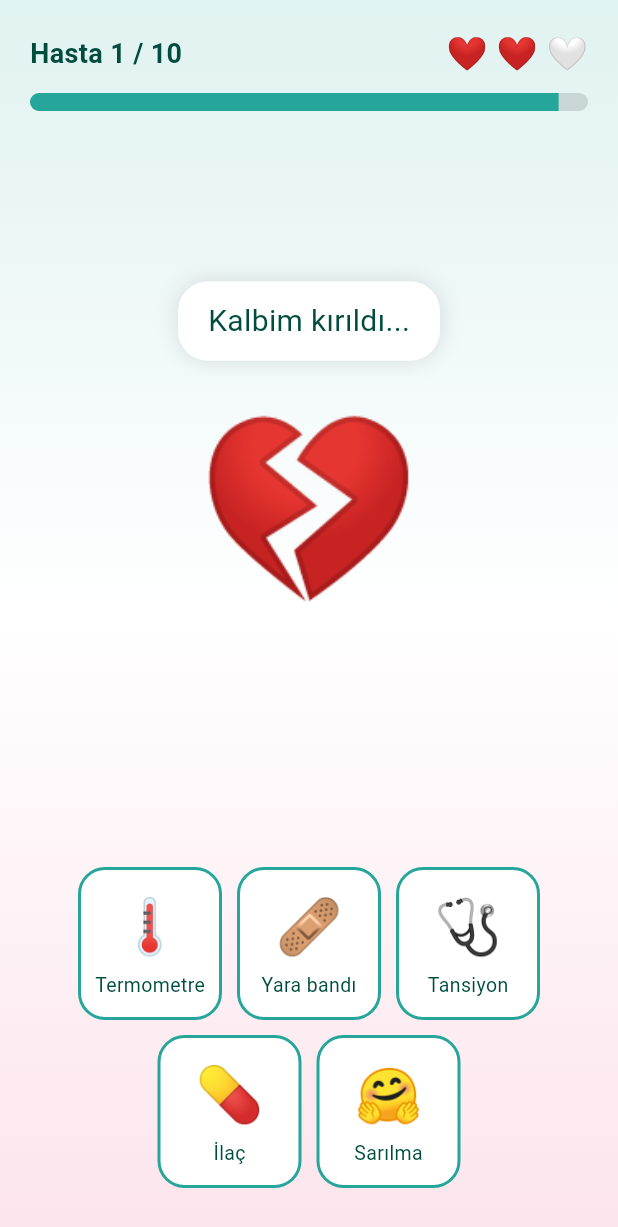
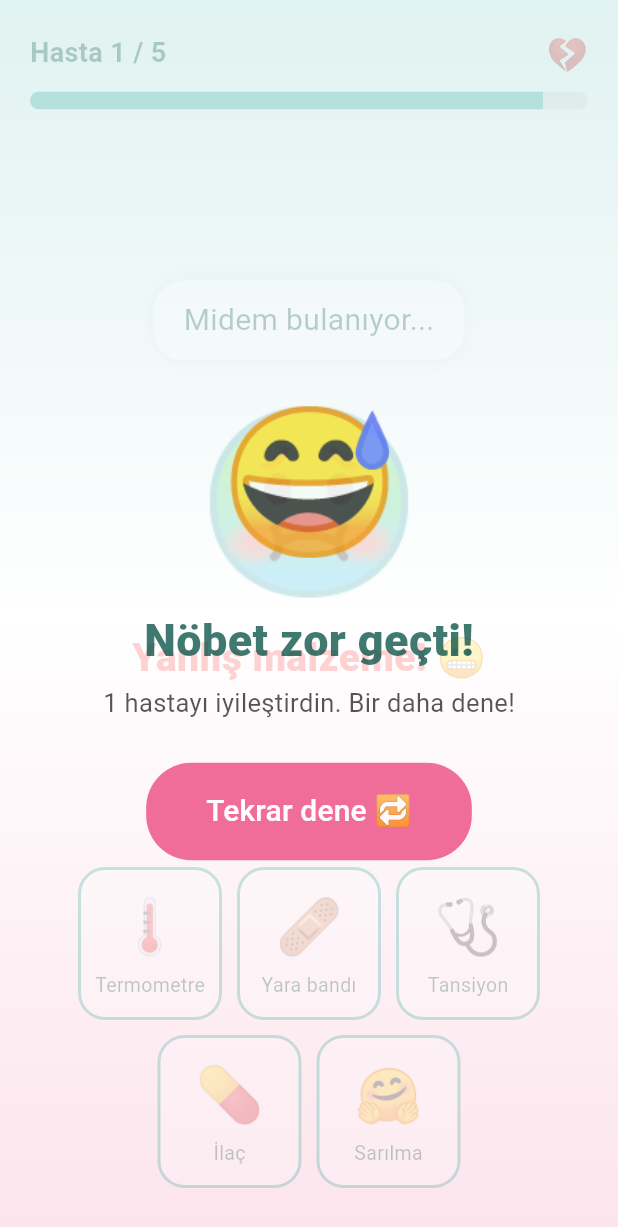
Before and after one commit to devoguzhanaydemir-code/sevgilim, a Flutter app: the screen it shows after launch, after a tap on "Nöbete başla 🩺", after a tap on "🌡️", after a tap on "Yara bandı", on a phone screen of 412 x 824 dp. Shown: the top 1227 px of the screen. Run offline on Flutter 3.47's test engine with Material 3 defaults, Android fonts, the phone set to English and light mode, and no system bars.

Commit message:
Update main.dart

```diff
--- a/lib/main.dart
+++ b/lib/main.dart
@@ -5,7 +5,7 @@ import 'package:flutter/material.dart';
 // ====== BURAYI KİŞİSELLEŞTİR ======
 const String gonderen = 'Oğuzhan';
 const String finalMesaj = 'Kalbimi de sen iyileştirdin 💛';
-const int hedef = 10;
+const int hedef = 5;
 // ==================================
 
 const nane = Color(0xFF26A69A);
@@ -61,7 +61,7 @@ class _OyunState extends State<Oyun> with TickerProviderStateMixin {
   final _rnd = Random();
   Asama _asama = Asama.giris;
   int _iyilesen = 0;
-  int _can = 3;
+  int _can = 1;
   late Dert _dert;
   String? _geriBildirim;
   bool _dogru = false;
@@ -81,7 +81,7 @@ class _OyunState extends State<Oyun> with TickerProviderStateMixin {
     setState(() {
       _asama = Asama.oyun;
       _iyilesen = 0;
-      _can = 3;
+      _can = 1;
     });
     _yeniHasta();
   }
@@ -189,7 +189,7 @@ class _OyunState extends State<Oyun> with TickerProviderStateMixin {
           const SizedBox(height: 16),
           const Text(
             'Hastalar sırayla geliyor!\nSüre bitmeden doğru malzemeye dokun.\n'
-            '$hedef hastayı iyileştir, 3 hata hakkın var.',
+            '$hedef hastayı iyileştir, hiç hata hakkın yok!',
             textAlign: TextAlign.center,
             style: TextStyle(fontSize: 17, height: 1.5, color: Colors.black87),
           ),
@@ -208,7 +208,7 @@ class _OyunState extends State<Oyun> with TickerProviderStateMixin {
             Text('Hasta $_iyilesen / $hedef',
                 style: const TextStyle(
                     fontSize: 18, fontWeight: FontWeight.w700, color: koyu)),
-            Text(List.generate(3, (i) => i < _can ? '❤️' : '🤍').join(' '),
+            Text(_can > 0 ? '❤️' : '💔',
                 style: const TextStyle(fontSize: 22)),
           ],
         ),
```
